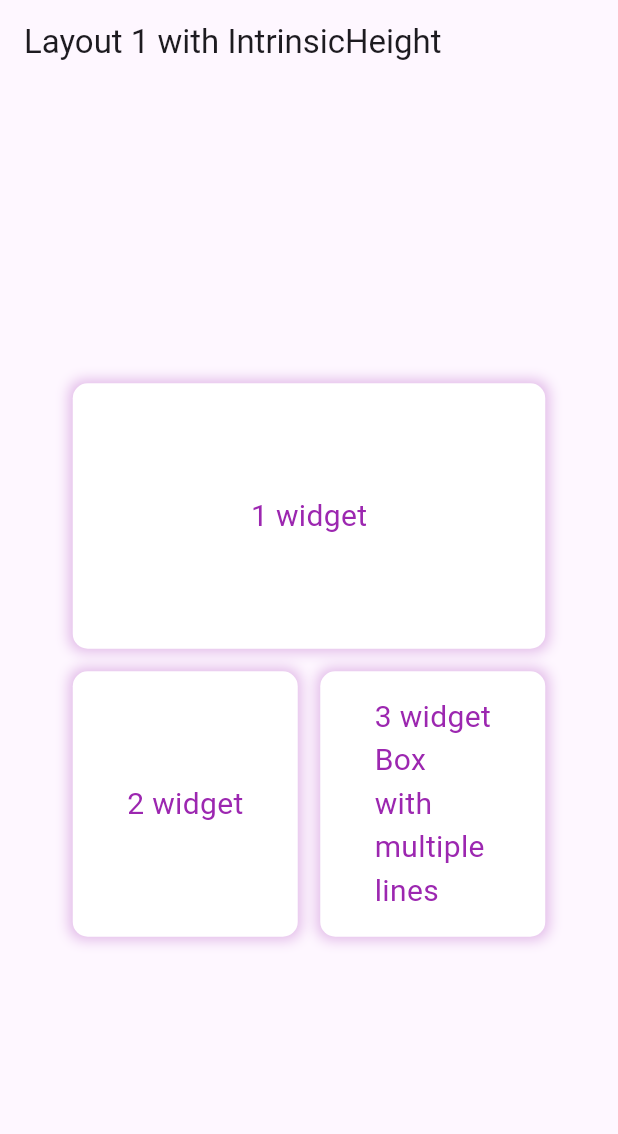
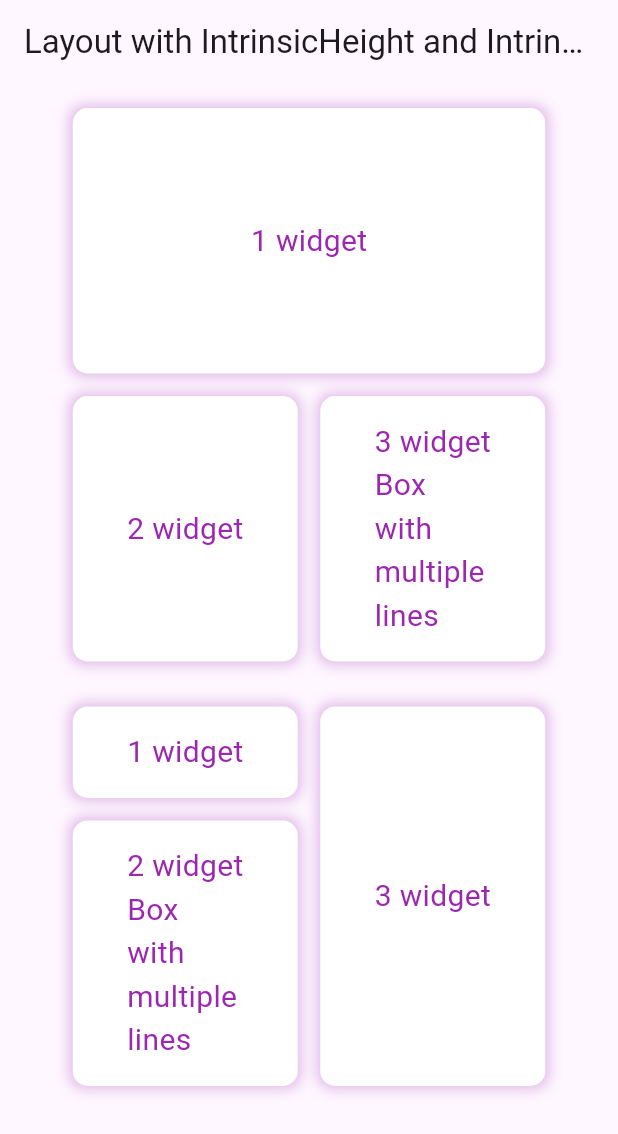
Before and after one commit to marshnyash/flutter, a Flutter app: the screen it shows after launch, on a phone screen of 412 x 824 dp. Shown: the top 1134 px of the screen. Run offline on Flutter 3.47's test engine with Material 3 defaults, Android fonts, the phone set to English and light mode, and no system bars.

Commit message:
created layout_2

```diff
--- /dev/null
+++ b/lib/layout_2.dart
@@ -0,0 +1,72 @@
+import 'package:flutter/material.dart';
+
+class Layout2 extends StatelessWidget {
+  const Layout2({super.key});
+
+  @override
+  Widget build(BuildContext context) {
+    return const IntrinsicWidth(
+      child: IntrinsicHeight(
+        child: Row(
+          crossAxisAlignment: CrossAxisAlignment.stretch,
+          children: [
+            Flexible(
+              flex: 1,
+              child: IntrinsicHeight(
+                child: Column(
+                  children: [
+                    ContainerSection(text: '1 widget', fullWidth: true),
+                    SizedBox(height: 15),
+                    ContainerSection(
+                        text: '2 widget\nBox\nwith\nmultiple\nlines',
+                        fullWidth: true),
+                  ],
+                ),
+              ),
+            ),
+            SizedBox(width: 15),
+            Flexible(
+              flex: 1,
+              child: ContainerSection(text: '3 widget'),
+            ),
+          ],
+        ),
+      ),
+    );
+  }
+}
+
+class ContainerSection extends StatelessWidget {
+  const ContainerSection({
+    super.key,
+    required this.text,
+    this.fullWidth = false,
+  });
+
+  final String text;
+  final bool fullWidth;
+
+  @override
+  Widget build(BuildContext context) {
+    return Container(
+      width: fullWidth ? 150 : null,
+      padding: const EdgeInsets.all(16.0),
+      alignment: Alignment.center,
+      decoration: BoxDecoration(
+        borderRadius: BorderRadius.circular(10),
+        color: Colors.white,
+        boxShadow: [
+          BoxShadow(
+            color: Colors.purple.withOpacity(0.3),
+            spreadRadius: 2,
+            blurRadius: 7,
+          ),
+        ],
+      ),
+      child: Text(
+        text,
+        style: const TextStyle(fontSize: 20, color: Colors.purple),
+      ),
+    );
+  }
+}
--- a/lib/main.dart
+++ b/lib/main.dart
@@ -1,6 +1,6 @@
 import 'package:flutter/material.dart';
-
-import 'layout_1.dart';
+import 'package:task_1/layout_1.dart';
+import 'package:task_1/layout_2.dart';
 
 void main() {
   runApp(const MyApp());
@@ -14,10 +14,13 @@ class MyApp extends StatelessWidget {
     return MaterialApp(
       home: Scaffold(
         appBar: AppBar(
-          title: const Text('Layout 1 with IntrinsicHeight'),
+          title: const Text('Layout with IntrinsicHeight and IntrinsicWidth'),
         ),
-        body: const Center(
-          child: Layout1(),
+        body: const SingleChildScrollView(
+          padding: EdgeInsets.all(16.0),
+          child: Center(
+              child: Column(
+                  children: [Layout1(), SizedBox(height: 30), Layout2()])),
         ),
       ),
     );
```
